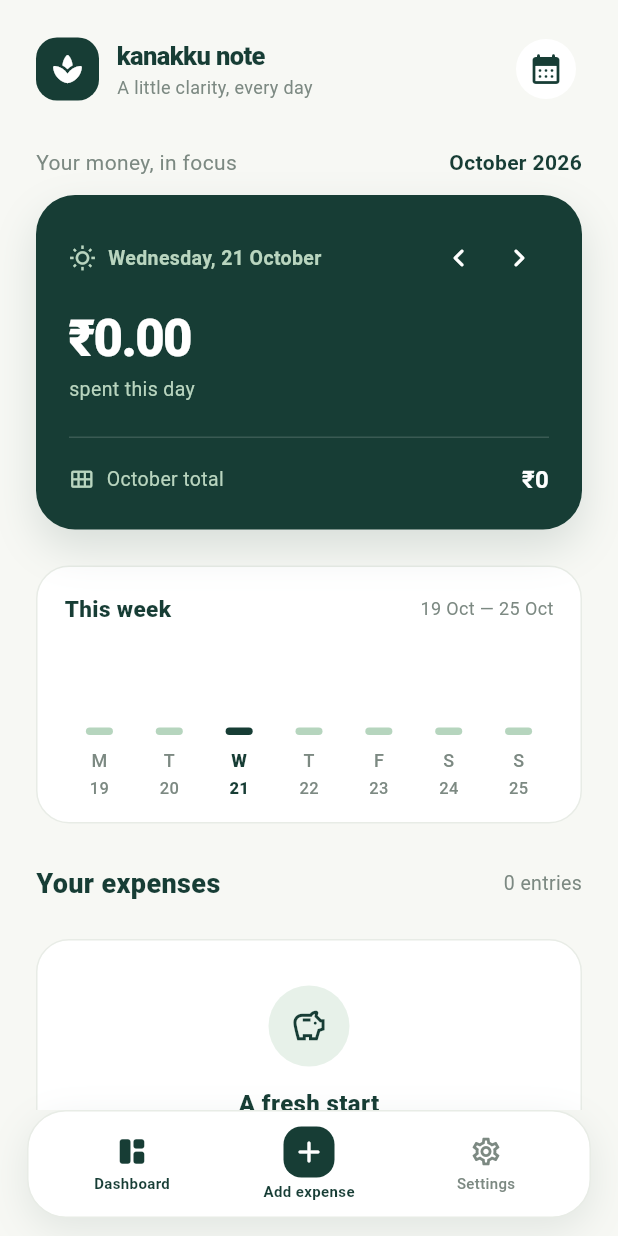
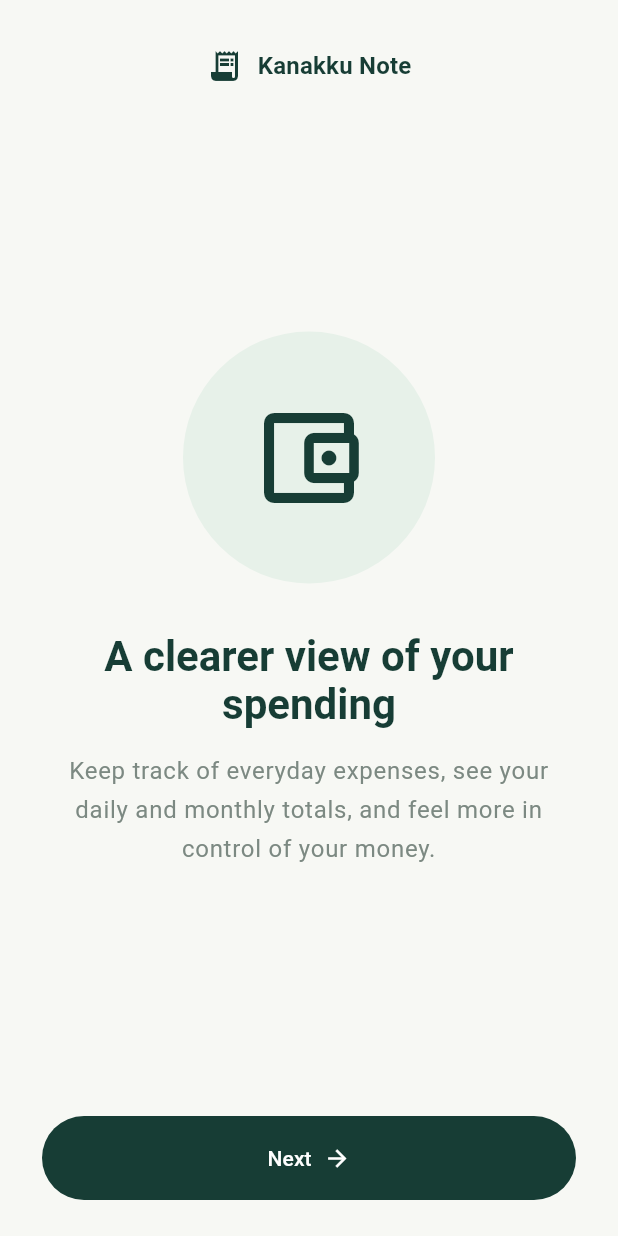
Before and after one commit to Muthuraj5107220/KanakkuNote, a Flutter app: the screen it shows after launch, on a phone screen of 412 x 824 dp. Run offline on Flutter 3.47's test engine with Material 3 defaults, Android fonts, the light colour scheme and no system bars; our stand-ins replace shared_preferences, sqflite; accounts and stored records are empty.

Commit message:
Added a simple account creation page with sqlite.

```diff
--- a/lib/main.dart
+++ b/lib/main.dart
@@ -1,13 +1,81 @@
 import 'package:flutter/material.dart';
+import 'package:shared_preferences/shared_preferences.dart';
 
+import 'models/expense.dart';
+import 'services/expense_storage.dart';
+import 'screens/account_setup_screen.dart';
 import 'screens/expense_home_screen.dart';
+import 'screens/welcome_screen.dart';
+
+const _welcomeCompletedKey = 'kanakku_note.welcome_completed.v1';
+
+enum _AppPage { welcome, accountSetup, expenses }
+
+class _AppStart {
+  const _AppStart(this.page, [this.accounts = const []]);
+
+  final _AppPage page;
+  final List<ExpenseAccount> accounts;
+}
 
 void main() {
   runApp(const KanakkuNoteApp());
 }
 
-class KanakkuNoteApp extends StatelessWidget {
-  const KanakkuNoteApp({super.key});
+class KanakkuNoteApp extends StatefulWidget {
+  const KanakkuNoteApp({super.key, this.storage});
+
+  final ExpenseStorage? storage;
+
+  @override
+  State<KanakkuNoteApp> createState() => _KanakkuNoteAppState();
+}
+
+class _KanakkuNoteAppState extends State<KanakkuNoteApp> {
+  late final ExpenseStorage _storage = widget.storage ?? ExpenseStorage();
+  late final Future<_AppStart> _appStart = _loadAppStart();
+  _AppPage? _pageOverride;
+  List<ExpenseAccount> _accountsOverride = const [];
+
+  Future<_AppStart> _loadAppStart() async {
+    await _storage.initialize();
+    final preferences = await SharedPreferences.getInstance();
+    final welcomeCompleted = preferences.getBool(_welcomeCompletedKey) ?? false;
+    if (!welcomeCompleted) return const _AppStart(_AppPage.welcome);
+
+    final accounts = await _storage.loadAccounts();
+    return _AppStart(
+      accounts.isEmpty ? _AppPage.accountSetup : _AppPage.expenses,
+      accounts,
+    );
+  }
+
+  Future<void> _completeWelcome(BuildContext context) async {
+    try {
+      final preferences = await SharedPreferences.getInstance();
+      final saved = await preferences.setBool(_welcomeCompletedKey, true);
+      if (!saved) {
+        throw StateError('The welcome status could not be saved.');
+      }
+      if (mounted) {
+        setState(() => _pageOverride = _AppPage.accountSetup);
+      }
+    } catch (error) {
+      if (context.mounted) {
+        ScaffoldMessenger.of(context).showSnackBar(
+          SnackBar(content: Text('Could not save welcome status: $error')),
+        );
+      }
+    }
+  }
+
+  void _completeAccountSetup(List<ExpenseAccount> accounts) {
+    if (accounts.isEmpty) return;
+    setState(() {
+      _accountsOverride = accounts;
+      _pageOverride = _AppPage.expenses;
+    });
+  }
 
   @override
   Widget build(BuildContext context) {
@@ -43,7 +111,40 @@ class KanakkuNoteApp extends StatelessWidget {
           ),
         ),
       ),
-      home: const ExpenseHomeScreen(),
+      home: FutureBuilder<_AppStart>(
+        future: _appStart,
+        builder: (context, snapshot) {
+          if (snapshot.hasError) {
+            return Scaffold(
+              body: Center(
+                child: Text('Could not start app: ${snapshot.error}'),
+              ),
+            );
+          }
+          if (!snapshot.hasData) {
+            return const Scaffold(
+              body: Center(child: CircularProgressIndicator()),
+            );
+          }
+          final start = snapshot.data!;
+          final page = _pageOverride ?? start.page;
+          final accounts = _pageOverride == null
+              ? start.accounts
+              : _accountsOverride;
+          return switch (page) {
+            _AppPage.welcome => WelcomeScreen(onContinue: _completeWelcome),
+            _AppPage.accountSetup => AccountSetupScreen(
+              storage: _storage,
+              initialAccounts: accounts,
+              onContinue: _completeAccountSetup,
+            ),
+            _AppPage.expenses => ExpenseHomeScreen(
+              storage: _storage,
+              accounts: accounts,
+            ),
+          };
+        },
+      ),
     );
   }
 }
--- a/lib/models/expense.dart
+++ b/lib/models/expense.dart
@@ -30,6 +30,13 @@ class ExpenseCategory {
   );
 }
 
+class ExpenseAccount {
+  const ExpenseAccount({required this.id, required this.name});
+
+  final String id;
+  final String name;
+}
+
 class Expense {
   const Expense({
     required this.id,
@@ -37,6 +44,7 @@ class Expense {
     required this.amountPaise,
     required this.category,
     required this.date,
+    this.accountId,
     this.note = '',
   });
 
@@ -45,14 +53,16 @@ class Expense {
   final int amountPaise;
   final String category;
   final DateTime date;
+  final String? accountId;
   final String note;
 
-  Map<String, Object> toJson() => {
+  Map<String, Object?> toJson() => {
     'id': id,
     'title': title,
     'amountPaise': amountPaise,
     'category': category,
     'date': date.toIso8601String(),
+    'accountId': accountId,
     'note': note,
   };
 
@@ -62,12 +72,14 @@ class Expense {
     final amountPaise = json['amountPaise'];
     final category = json['category'];
     final date = json['date'];
+    final accountId = json['accountId'];
     final note = json['note'];
     if (id is! String ||
         title is! String ||
         amountPaise is! int ||
         category is! String ||
         date is! String ||
+        (accountId != null && accountId is! String) ||
         note is! String) {
       throw const FormatException('An expense entry has invalid fields.');
     }
@@ -77,6 +89,7 @@ class Expense {
       amountPaise: amountPaise,
       category: category,
       date: DateTime.parse(date),
+      accountId: accountId is String ? accountId : null,
       note: note,
     );
   }
--- a/lib/screens/settings_screen.dart
+++ b/lib/screens/settings_screen.dart
@@ -32,13 +32,13 @@ class SettingsScreen extends StatelessWidget {
                 _SettingsSection(
                   icon: Icons.shield_outlined,
                   title: 'Privacy',
-                  description: 'Your expenses stay on this device. Kanakku Note does not require an account or send your entries to a server.',
+                  description: 'Your expense and account data stay on this device. No online account is required, and entries are not sent to a server.',
                 ),
                 const SizedBox(height: 14),
                 _SettingsSection(
                   icon: Icons.storage_outlined,
                   title: 'Expense storage',
-                  description: 'Expense data is saved locally on your device so it is available when you reopen the app.',
+                  description: 'Expenses and accounts are saved in a local SQLite database on your device.',
                 ),
                 const SizedBox(height: 14),
                 _SettingsSection(
--- /dev/null
+++ b/lib/screens/welcome_screen.dart
@@ -0,0 +1,104 @@
+import 'package:flutter/material.dart';
+
+import '../widgets/expense/expense_widget_styles.dart';
+
+class WelcomeScreen extends StatelessWidget {
+  const WelcomeScreen({super.key, required this.onContinue});
+
+  final Future<void> Function(BuildContext context) onContinue;
+
+  @override
+  Widget build(BuildContext context) {
+    return Scaffold(
+      body: SafeArea(
+        child: LayoutBuilder(
+          builder: (context, constraints) => SingleChildScrollView(
+            child: Center(
+              child: ConstrainedBox(
+                constraints: BoxConstraints(
+                  maxWidth: 480,
+                  minHeight: constraints.maxHeight,
+                ),
+                child: Padding(
+                  padding: const EdgeInsets.fromLTRB(28, 32, 28, 24),
+                  child: Column(
+                    mainAxisAlignment: MainAxisAlignment.spaceBetween,
+                    children: [
+                      Row(
+                        mainAxisSize: MainAxisSize.min,
+                        children: [
+                          const Icon(Icons.receipt_long, color: expenseInk),
+                          const SizedBox(width: 10),
+                          Text(
+                            'Kanakku Note',
+                            style: Theme.of(context).textTheme.titleMedium
+                                ?.copyWith(
+                                  color: expenseInk,
+                                  fontWeight: FontWeight.w700,
+                                ),
+                          ),
+                        ],
+                      ),
+                      Column(
+                        children: [
+                          Container(
+                            width: 168,
+                            height: 168,
+                            decoration: const BoxDecoration(
+                              color: expenseMint,
+                              shape: BoxShape.circle,
+                            ),
+                            child: const Icon(
+                              Icons.account_balance_wallet_outlined,
+                              color: expenseInk,
+                              size: 80,
+                            ),
+                          ),
+                          const SizedBox(height: 32),
+                          Text(
+                            'A clearer view of your spending',
+                            textAlign: TextAlign.center,
+                            style: Theme.of(context).textTheme.headlineMedium
+                                ?.copyWith(
+                                  color: expenseInk,
+                                  fontWeight: FontWeight.w700,
+                                  height: 1.15,
+                                ),
+                          ),
+                          const SizedBox(height: 16),
+                          Text(
+                            'Keep track of everyday expenses, see your daily '
+                            'and monthly totals, and feel more in control of '
+                            'your money.',
+                            textAlign: TextAlign.center,
+                            style: Theme.of(context).textTheme.bodyLarge
+                                ?.copyWith(color: expenseMuted, height: 1.6),
+                          ),
+                        ],
+                      ),
+                      SizedBox(
+                        width: double.infinity,
+                        height: 56,
+                        child: FilledButton(
+                          onPressed: () => onContinue(context),
+                          child: const Row(
+                            mainAxisAlignment: MainAxisAlignment.center,
+                            children: [
+                              Text('Next'),
+                              SizedBox(width: 8),
+                              Icon(Icons.arrow_forward),
+                            ],
+                          ),
+                        ),
+                      ),
+                    ],
+                  ),
+                ),
+              ),
+            ),
+          ),
+        ),
+      ),
+    );
+  }
+}
--- a/pubspec.yaml
+++ b/pubspec.yaml
@@ -36,6 +36,8 @@ dependencies:
   cupertino_icons: ^2.0.0
   shared_preferences: ^2.5.6
   intl: ^0.20.3
+  sqflite: ^2.4.4+2
+  path: ^1.9.1
 
 dev_dependencies:
   flutter_test:
@@ -47,6 +49,7 @@ dev_dependencies:
   # package. See that file for information about deactivating specific lint
   # rules and activating additional ones.
   flutter_lints: ^6.0.0
+  sqflite_common_ffi: ^2.4.4
 
 # For information on the generic Dart part of this file, see the
 # following page: https://dart.dev/tools/pub/pubspec
```
Also changed, not shown: lib/screens/account_setup_screen.dart (added, +191 -0 lines), lib/screens/expense_home_screen.dart (+16 -6 lines), lib/services/expense_storage.dart (+154 -13 lines), lib/widgets/expense/expense_dashboard.dart (+7 -0 lines), lib/widgets/expense/expense_form_sheet.dart (+33 -1 lines), lib/widgets/expense/expense_list_tile.dart (+7 -1 lines), pubspec.lock, 2 other files.
